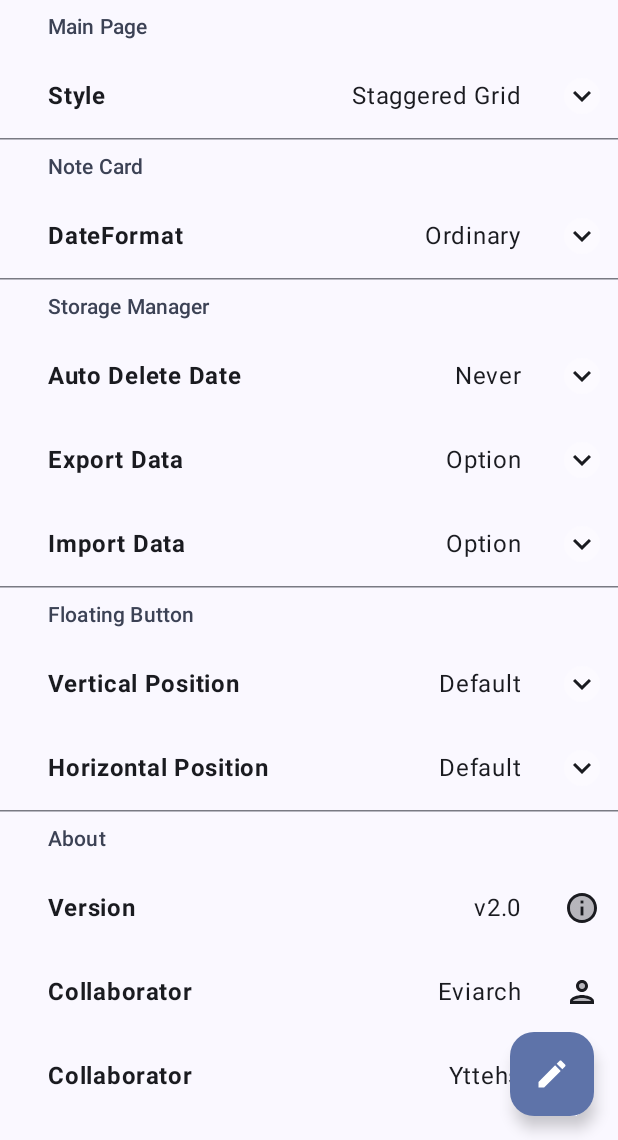
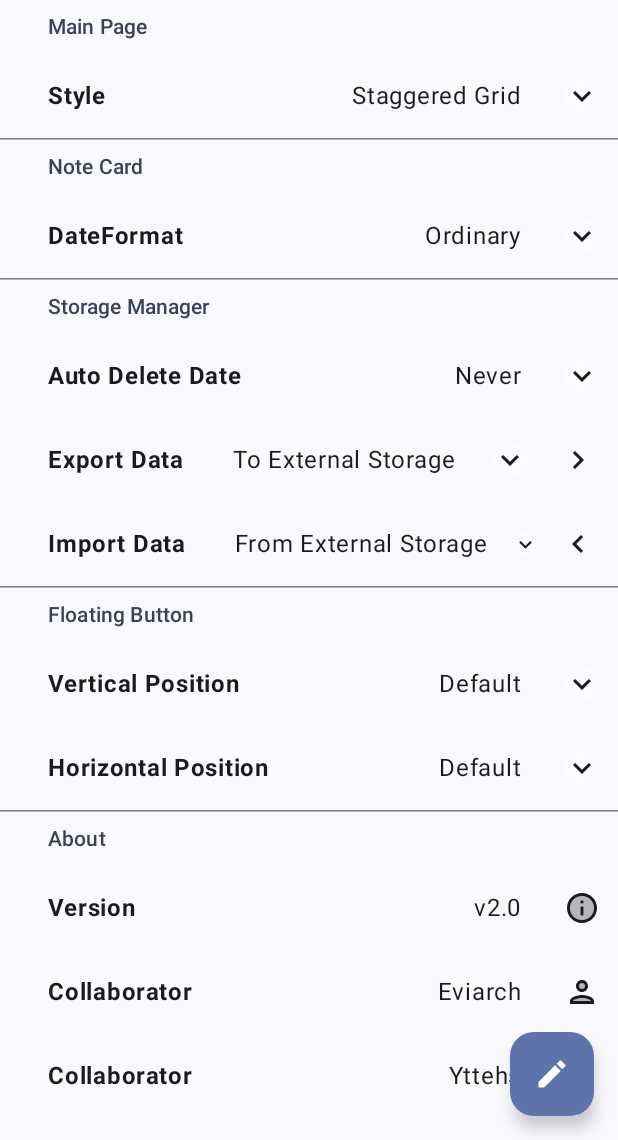
Before and after one commit to Yttehs-HDX/SimpleNote, an Android app built with Jetpack Compose: the settings screen opened through its navigation route, on a phone screen of 412 x 824 dp, the part 96-1236 px from its top. Run offline under Robolectric (Android 15) with nearby library versions, the phone set to English and light mode, and no system bars; our stand-ins replace accompanist.

```diff
--- a/app/src/main/java/top/eviarch/simplenote/ui/screen/Settings.kt
+++ b/app/src/main/java/top/eviarch/simplenote/ui/screen/Settings.kt
@@ -19,6 +19,8 @@ import androidx.compose.foundation.rememberScrollState
 import androidx.compose.foundation.shape.RoundedCornerShape
 import androidx.compose.foundation.verticalScroll
 import androidx.compose.material.icons.Icons
+import androidx.compose.material.icons.automirrored.outlined.KeyboardArrowLeft
+import androidx.compose.material.icons.automirrored.outlined.KeyboardArrowRight
 import androidx.compose.material.icons.twotone.Build
 import androidx.compose.material.icons.twotone.Info
 import androidx.compose.material.icons.twotone.KeyboardArrowDown
@@ -39,6 +41,7 @@ import androidx.compose.runtime.remember
 import androidx.compose.runtime.setValue
 import androidx.compose.ui.Alignment
 import androidx.compose.ui.Modifier
+import androidx.compose.ui.graphics.Color
 import androidx.compose.ui.graphics.vector.ImageVector
 import androidx.compose.ui.platform.LocalClipboardManager
 import androidx.compose.ui.text.AnnotatedString
@@ -195,6 +198,7 @@ fun StorageManagerMode(
 fun ExportDataMode(
     viewModel: MainViewModel
 ) {
+    var value by remember { mutableStateOf(SimpleNoteApplication.Context.getString(R.string.to_external_storage)) }
     val allNote by viewModel.noteListFlow.collectAsState(emptyList())
     val exportJsonLauncher = rememberLauncherForActivityResult(
         contract = ActivityResultContracts.CreateDocument("application/json")
@@ -209,31 +213,58 @@ fun ExportDataMode(
         }
     }
     val clipboardManager = LocalClipboardManager.current
+    Row {
         SettingsUnit(
+            modifier = Modifier
+                .weight(10f),
             key = SimpleNoteApplication.Context.getString(R.string.export_data),
-        value = SimpleNoteApplication.Context.getString(R.string.option),
+            value = value,
             menuItemList = { onClose ->
                 MenuItem(
                     text = SimpleNoteApplication.Context.getString(R.string.to_external_storage),
                     onClick = {
-                    val formattedDate = SimpleDateFormat(DateFormatValue.Complex.toString(), Locale.ENGLISH).format(Date(System.currentTimeMillis()))
-                    val fileName = "Simple-Note-${formattedDate}.json"
-                    exportJsonLauncher.launch(fileName)
+                        value = SimpleNoteApplication.Context.getString(R.string.to_external_storage)
                         onClose()
                     }
                 )
                 MenuItem(
                     text = SimpleNoteApplication.Context.getString(R.string.to_clipboard),
                     onClick = {
-                    val gson = Gson()
-                    val jsonString = gson.toJson(allNote)
-                    ToastUtil.showToast(SimpleNoteApplication.Context.getString(R.string.export_to_clipboard_mes))
-                    clipboardManager.setText(AnnotatedString(jsonString))
+                        value = SimpleNoteApplication.Context.getString(R.string.to_clipboard)
                         onClose()
                     }
                 )
             }
         )
+        IconButton(
+            modifier = Modifier
+                .align(Alignment.CenterVertically)
+                .weight(1.5f),
+            onClick = {
+                if (value == SimpleNoteApplication.Context.getString(R.string.to_external_storage)){
+                    val formattedDate = SimpleDateFormat(DateFormatValue.Complex.toString(), Locale.ENGLISH).format(Date(System.currentTimeMillis()))
+                    val fileName = "Simple-Note-${formattedDate}.json"
+                    exportJsonLauncher.launch(fileName)
+                } else if (value == SimpleNoteApplication.Context.getString(R.string.to_clipboard)) {
+                    val gson = Gson()
+                    val jsonString = gson.toJson(allNote)
+                    ToastUtil.showToast(SimpleNoteApplication.Context.getString(R.string.export_to_clipboard_mes))
+                    clipboardManager.setText(AnnotatedString(jsonString))
+                }
+            }
+        ) {
+            Icon(
+                modifier = Modifier
+                    .align(Alignment.CenterVertically)
+                    .background(
+                        color = Color.Transparent,
+                        shape = RoundedCornerShape(90f)
+                    ),
+                imageVector = Icons.AutoMirrored.Outlined.KeyboardArrowRight,
+                contentDescription = "Export"
+            )
+        }
+    }
 }
 
 @Composable
@@ -254,50 +285,94 @@ fun ImportDataMode(
         val jsonString = inputStream?.bufferedReader().use { it?.readText() }
         jsonString?.let {
             val gson = Gson()
-            val noteList: List<NoteEntity> = gson.fromJson(jsonString, object : TypeToken<List<NoteEntity>>() {}.type)
+            val noteList: List<NoteEntity> =
+                gson.fromJson(jsonString, object : TypeToken<List<NoteEntity>>() {}.type)
             noteList.forEach { note ->
                 viewModel.updateNote(note)
             }
             viewModel.clearTargetNote()
-            ToastUtil.showToast( "${SimpleNoteApplication.Context.getString(R.string.import_message_head)} ${noteList.size} ${SimpleNoteApplication.Context.getString(R.string.import_message_tail)}")
+            ToastUtil.showToast(
+                "${SimpleNoteApplication.Context.getString(R.string.import_message_head)} ${noteList.size} ${
+                    SimpleNoteApplication.Context.getString(
+                        R.string.import_message_tail
+                    )
+                }"
+            )
         }
     }
     val clipboardManager = LocalClipboardManager.current
+    var value by remember { mutableStateOf(SimpleNoteApplication.Context.getString(R.string.from_external_storage)) }
+    Row {
         SettingsUnit(
+            modifier = Modifier
+                .weight(10f),
             key = SimpleNoteApplication.Context.getString(R.string.import_data),
-        value = SimpleNoteApplication.Context.getString(R.string.option),
+            value = value,
             menuItemList = { onClose ->
                 MenuItem(
                     text = SimpleNoteApplication.Context.getString(R.string.from_external_storage),
                     onClick = {
-                    val intent = Intent(Intent.ACTION_GET_CONTENT)
-                    intent.type = "application/json"
-                    selectJsonLauncher.launch(intent)
+                       value = SimpleNoteApplication.Context.getString(R.string.from_external_storage)
                         onClose()
                     }
                 )
                 MenuItem(
                     text = SimpleNoteApplication.Context.getString(R.string.from_clipboard),
                     onClick = {
+                        value = SimpleNoteApplication.Context.getString(R.string.from_clipboard)
+                        onClose()
+                    }
+                )
+            }
+        )
+        IconButton(
+            modifier = Modifier
+                .align(Alignment.CenterVertically)
+                .weight(1.5f),
+            onClick = {
+                if (value == SimpleNoteApplication.Context.getString(R.string.from_external_storage)){
+                    val intent = Intent(Intent.ACTION_GET_CONTENT)
+                    intent.type = "application/json"
+                    selectJsonLauncher.launch(intent)
+                } else if (value == SimpleNoteApplication.Context.getString(R.string.from_clipboard)) {
                     clipboardManager.getText()?.let {
                         clipboardText = it.text
                     }
                     if (clipboardText.isJson()) {
                         val gson = Gson()
-                        val noteList: List<NoteEntity> = gson.fromJson(clipboardText, object : TypeToken<List<NoteEntity>>() {}.type)
+                        val noteList: List<NoteEntity> = gson.fromJson(
+                            clipboardText,
+                            object : TypeToken<List<NoteEntity>>() {}.type
+                        )
                         noteList.forEach { note ->
                             viewModel.updateNote(note)
                         }
                         viewModel.clearTargetNote()
-                        ToastUtil.showToast( "${SimpleNoteApplication.Context.getString(R.string.import_message_head)} ${noteList.size} ${SimpleNoteApplication.Context.getString(R.string.import_message_tail)}")
+                        ToastUtil.showToast(
+                            "${SimpleNoteApplication.Context.getString(R.string.import_message_head)} ${noteList.size} ${
+                                SimpleNoteApplication.Context.getString(
+                                    R.string.import_message_tail
+                                )
+                            }"
+                        )
                     } else {
                         ToastUtil.showToast(SimpleNoteApplication.Context.getString(R.string.invalid_json_string))
                     }
-                    onClose()
                 }
+            }
+        ) {
+            Icon(
+                modifier = Modifier
+                    .align(Alignment.CenterVertically)
+                    .background(
+                        color = Color.Transparent,
+                        shape = RoundedCornerShape(90f)
+                    ),
+                imageVector = Icons.AutoMirrored.Outlined.KeyboardArrowLeft,
+                contentDescription = "Import"
             )
         }
-    )
+    }
 }
 
 @Composable
@@ -368,14 +443,17 @@ fun SubSettingsTitle(title: String) {
 
 @Composable
 fun SettingsUnit(
+    modifier: Modifier = Modifier,
     key: String,
     value: String,
+    expandIcon: ImageVector = Icons.TwoTone.KeyboardArrowUp,
+    inExpandIcon: ImageVector = Icons.TwoTone.KeyboardArrowDown,
     menuItemList: @Composable (onClose: () -> Unit) -> Unit
 ) {
     var isExpand by remember { mutableStateOf(false) }
     Row(
         // Click nothing, just for animation here
-        modifier = Modifier.clickable { /* Click nothing */ }
+        modifier = modifier.clickable { /* Click nothing */ }
     ) {
         Spacer(modifier = Modifier.width(16.dp))
         Text(
@@ -418,8 +496,8 @@ fun SettingsUnit(
                         shape = RoundedCornerShape(90f)
                     ),
                 imageVector =
-                if (isExpand) Icons.TwoTone.KeyboardArrowUp
-                else Icons.TwoTone.KeyboardArrowDown,
+                if (isExpand) expandIcon
+                else inExpandIcon,
                 contentDescription = "Expand"
             )
         }
```
Lines whose indentation alone changed are shown as unchanged.
